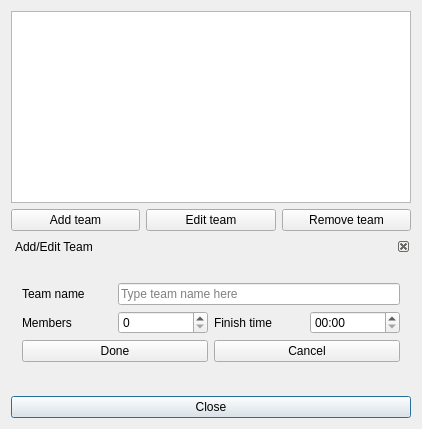
The window that gui_teamedit.ui (FrankMamuda/ketoevent) describes before a commit, drawn with Qt 5.
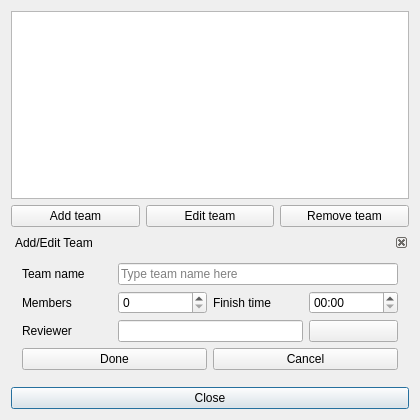
The same window after the commit. Icons and pictures are not drawn.

Commit message: rm android support; simplified reviewers; api bump

Patch:
```diff
--- a/gui_teamedit.ui
+++ b/gui_teamedit.ui
@@ -6,8 +6,8 @@
    <rect>
     <x>0</x>
     <y>0</y>
-    <width>422</width>
-    <height>429</height>
+    <width>420</width>
+    <height>420</height>
    </rect>
   </property>
   <property name="windowTitle">
@@ -88,7 +88,7 @@
      <widget class="QWidget" name="dockWidgetContents">
       <layout class="QVBoxLayout" name="verticalLayout_2">
        <item>
-        <layout class="QGridLayout" name="addEditLayout">
+        <layout class="QGridLayout" name="addEditLayout" columnstretch="1,1,1,1">
          <item row="0" column="0">
           <widget class="QLabel" name="teamNameLabel">
            <property name="text">
@@ -168,6 +168,27 @@
            </property>
           </widget>
          </item>
+         <item row="2" column="0">
+          <widget class="QLabel" name="reviewerLabel">
+           <property name="text">
+            <string>Reviewer</string>
+           </property>
+          </widget>
+         </item>
+         <item row="2" column="3">
+          <widget class="QPushButton" name="reviewerButton">
+           <property name="text">
+            <string/>
+           </property>
+           <property name="icon">
+            <iconset resource="resources.qrc">
+             <normaloff>:/icons/reviewer_edit_16</normaloff>:/icons/reviewer_edit_16</iconset>
+           </property>
+          </widget>
+         </item>
+         <item row="2" column="1" colspan="2">
+          <widget class="QLineEdit" name="reviewerEdit"/>
+         </item>
         </layout>
        </item>
       </layout>
```
The commit also changes 71 other files.
